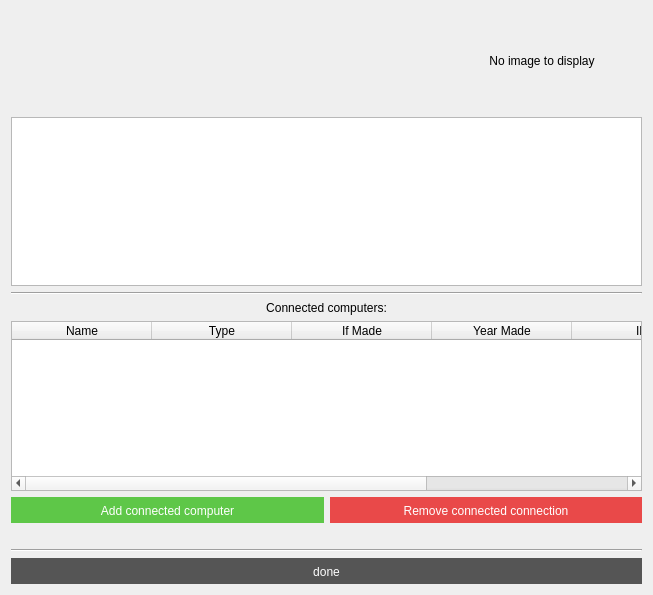
The window that VL1-project/scientistinfowindow.ui (birkirk/vln1-35) describes before a commit, drawn with Qt 5.
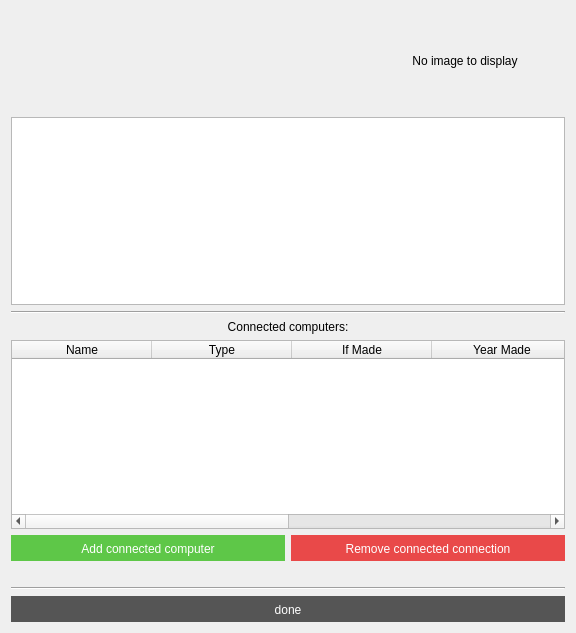
The same window after the commit.

Commit message: fixed add type window

The edit to the form file:
```diff
--- a/VL1-project/scientistinfowindow.ui
+++ b/VL1-project/scientistinfowindow.ui
@@ -6,8 +6,8 @@
    <rect>
     <x>0</x>
     <y>0</y>
-    <width>653</width>
-    <height>595</height>
+    <width>576</width>
+    <height>633</height>
    </rect>
   </property>
   <property name="windowTitle">
```
The commit also changes 4 other files.
